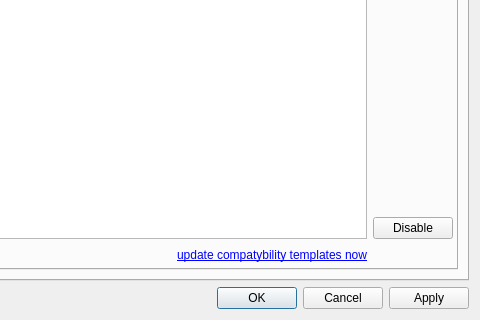
The window that SandboxiePlus/SandMan/Forms/SettingsWindow.ui (sandboxie-plus/Sandboxie) describes before a commit, drawn with Qt 5; both pictures show x 340 to 820 and y 249 to 569 of the 820 by 569 pixel window.
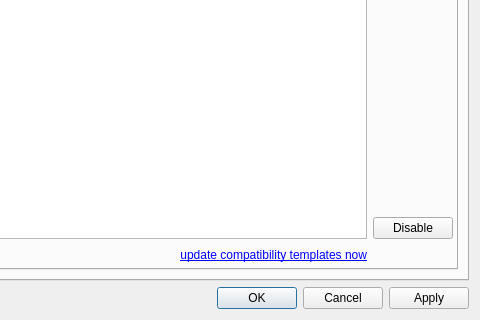
The same window after the commit. The open tabs and pages were chosen to show the change. Icons and pictures are not drawn.

Patch:
```diff
--- a/SandboxiePlus/SandMan/Forms/SettingsWindow.ui
+++ b/SandboxiePlus/SandMan/Forms/SettingsWindow.ui
@@ -2628,7 +2628,7 @@
                <item row="4" column="2">
                 <widget class="QLabel" name="lblUpdateTemplates">
                  <property name="text">
-                  <string>&lt;a href=&quot;sbie://templates&quot;&gt;update compatybility templates now&lt;/a&gt;</string>
+                  <string>&lt;a href=&quot;sbie://templates&quot;&gt;update compatibility templates now&lt;/a&gt;</string>
                  </property>
                  <property name="alignment">
                   <set>Qt::AlignRight|Qt::AlignTrailing|Qt::AlignVCenter</set>
```
